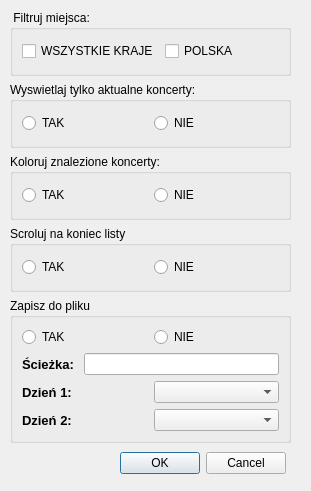
Qt form appsetting.ui (Grzegorzwww/szukacz_koncerow) before a commit.
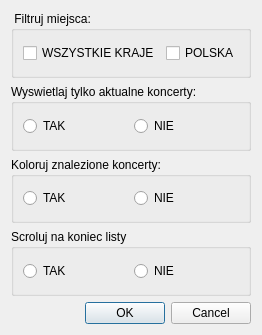
The same form after that commit.

What changed in the file:
```diff
--- a/appsetting.ui
+++ b/appsetting.ui
@@ -6,38 +6,15 @@
    <rect>
     <x>0</x>
     <y>0</y>
-    <width>311</width>
-    <height>491</height>
+    <width>249</width>
+    <height>335</height>
    </rect>
   </property>
   <property name="windowTitle">
    <string>Ustawienia</string>
   </property>
-  <widget class="QDialogButtonBox" name="buttonBox">
-   <property name="geometry">
-    <rect>
-     <x>110</x>
-     <y>450</y>
-     <width>176</width>
-     <height>27</height>
-    </rect>
-   </property>
-   <property name="orientation">
-    <enum>Qt::Horizontal</enum>
-   </property>
-   <property name="standardButtons">
-    <set>QDialogButtonBox::Cancel|QDialogButtonBox::Ok</set>
-   </property>
-  </widget>
-  <widget class="QWidget" name="">
-   <property name="geometry">
-    <rect>
-     <x>10</x>
-     <y>10</y>
-     <width>281</width>
-     <height>433</height>
-    </rect>
-   </property>
+  <layout class="QGridLayout" name="gridLayout_6">
+   <item row="0" column="0">
    <layout class="QGridLayout" name="gridLayout_5">
     <item row="0" column="0">
      <widget class="QGroupBox" name="groupBox">
@@ -184,108 +161,19 @@
       </layout>
      </widget>
     </item>
-    <item row="4" column="0">
-     <widget class="QGroupBox" name="groupBox_5">
-      <property name="sizePolicy">
-       <sizepolicy hsizetype="Expanding" vsizetype="Preferred">
-        <horstretch>0</horstretch>
-        <verstretch>0</verstretch>
-       </sizepolicy>
-      </property>
-      <property name="title">
-       <string>Zapisz do pliku</string>
-      </property>
-      <layout class="QVBoxLayout" name="verticalLayout_2">
-       <item>
-        <layout class="QVBoxLayout" name="verticalLayout">
-         <item>
-          <layout class="QHBoxLayout" name="horizontalLayout_2">
-           <item>
-            <widget class="QRadioButton" name="radioButton_7">
-             <property name="text">
-              <string>TAK</string>
-             </property>
-            </widget>
-           </item>
-           <item>
-            <widget class="QRadioButton" name="radioButton_8">
-             <property name="text">
-              <string>NIE</string>
-             </property>
-            </widget>
-           </item>
-          </layout>
-         </item>
-         <item>
-          <layout class="QHBoxLayout" name="horizontalLayout">
-           <item>
-            <widget class="QLabel" name="label">
-             <property name="font">
-              <font>
-               <pointsize>10</pointsize>
-               <weight>75</weight>
-               <bold>true</bold>
-              </font>
-             </property>
-             <property name="text">
-              <string>Ścieżka: </string>
+    </layout>
+   </item>
+   <item row="1" column="0">
+    <widget class="QDialogButtonBox" name="buttonBox">
+     <property name="orientation">
+      <enum>Qt::Horizontal</enum>
+     </property>
+     <property name="standardButtons">
+      <set>QDialogButtonBox::Cancel|QDialogButtonBox::Ok</set>
              </property>
             </widget>
            </item>
-           <item>
-            <widget class="QLineEdit" name="lineEdit"/>
-           </item>
-          </layout>
-         </item>
-        </layout>
-       </item>
-       <item>
-        <layout class="QHBoxLayout" name="horizontalLayout_5">
-         <item>
-          <widget class="QLabel" name="label_2">
-           <property name="font">
-            <font>
-             <pointsize>10</pointsize>
-             <weight>75</weight>
-             <bold>true</bold>
-            </font>
-           </property>
-           <property name="text">
-            <string>Dzień 1:</string>
-           </property>
-          </widget>
-         </item>
-         <item>
-          <widget class="QComboBox" name="comboBox"/>
-         </item>
-        </layout>
-       </item>
-       <item>
-        <layout class="QHBoxLayout" name="horizontalLayout_3">
-         <item>
-          <widget class="QLabel" name="label_3">
-           <property name="font">
-            <font>
-             <pointsize>10</pointsize>
-             <weight>75</weight>
-             <bold>true</bold>
-            </font>
-           </property>
-           <property name="text">
-            <string>Dzień 2:</string>
-           </property>
-          </widget>
-         </item>
-         <item>
-          <widget class="QComboBox" name="comboBox_2"/>
-         </item>
-        </layout>
-       </item>
-      </layout>
-     </widget>
-    </item>
-   </layout>
-  </widget>
+  </layout>
  </widget>
  <resources/>
  <connections>
```
Left out of the diff: 1 changed line with no effect on the pictures. Lines whose indentation alone changed are shown as unchanged.
